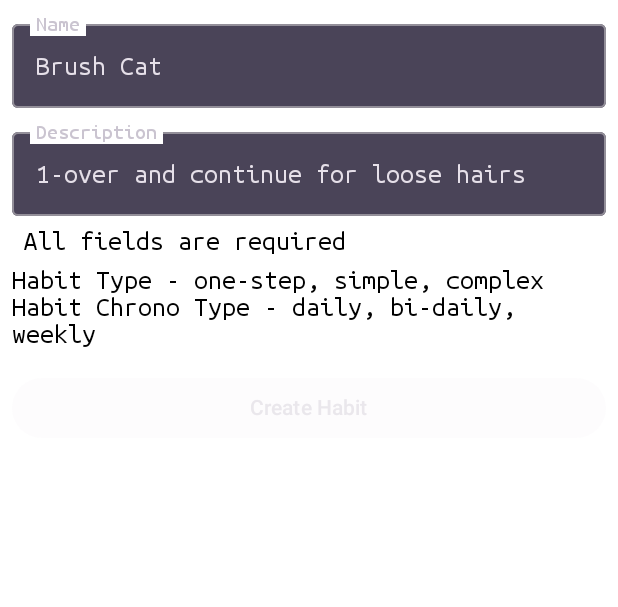
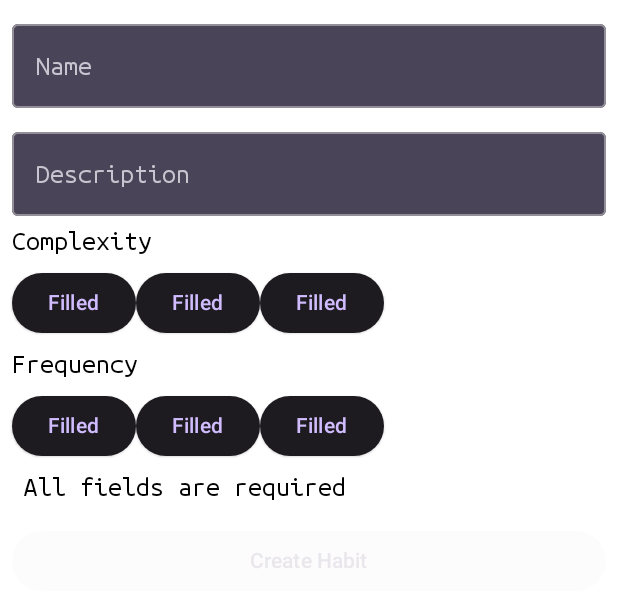
Before and after one commit to Ehsan-Tal/Habitua, an Android app built with Jetpack Compose: the @Preview function HabitEntryScreenPreview, on a phone screen of 412 x 824 dp. Shown: the top 607 px of the screen. Run offline under Robolectric (Android 15) with nearby library versions, the light colour scheme and no system bars; Roboto replaces fonts that are not available here.

Commit message:
Committing before refactoring the habit entry screen to not interact with the view model in such an integrated and tightly coupled manner.
Doing so because the preview window fails. WIll rollback if fruitless.

```diff
--- a/app/src/main/java/com/example/habitua/ui/habit/HabitEntryScreen.kt
+++ b/app/src/main/java/com/example/habitua/ui/habit/HabitEntryScreen.kt
@@ -10,6 +10,7 @@ import androidx.compose.foundation.layout.padding
 import androidx.compose.foundation.rememberScrollState
 import androidx.compose.foundation.verticalScroll
 import androidx.compose.material3.Button
+import androidx.compose.material3.ElevatedButton
 import androidx.compose.material3.ExperimentalMaterial3Api
 import androidx.compose.material3.MaterialTheme
 import androidx.compose.material3.OutlinedTextField
@@ -36,6 +37,19 @@ object HabitEntryDestination : NavigationDestination {
     override val title =  R.string.habit_entry_title
 }
 
+//TODO: reduce the renderer's reliance on the view model
+/**
+@Composable
+fun HabitEntryPostview(
+    navigateBack: () -> Unit,
+    modifier: Modifier = Modifier,
+    viewModel: HabitEntryViewModel = viewModel(factory = AppViewModelProvider.Factory)
+) {
+    HabitEntryScreen(
+
+    )
+}
+*/
 @Composable
 fun HabitEntryScreen(
     navigateBack: () -> Unit,
@@ -52,7 +66,8 @@ fun HabitEntryScreen(
         }
     ) { innerPadding ->
         HabitEntryBody(
-            habitUiState = viewModel.habitUiState,
+            habitDetails = viewModel.habitUiState.habitDetails,
+            isEntryValid = viewModel.habitUiState.isEntryValid,
             onHabitValueChange = viewModel::updateUiState,
             onSaveClick = {
                 coroutineScope.launch {
@@ -74,7 +89,8 @@ fun HabitEntryScreen(
 
 @Composable
 fun HabitEntryBody(
-    habitUiState: HabitUiState,
+    habitDetails: HabitDetails,
+    isEntryValid: Boolean,
     onHabitValueChange: (HabitDetails) -> Unit,
     onSaveClick: () -> Unit,
     modifier: Modifier = Modifier
@@ -84,13 +100,13 @@ fun HabitEntryBody(
         modifier = modifier.padding(dimensionResource(id = R.dimen.padding_medium))
     ) {
         HabitInputForm(
-            habitDetails = habitUiState.habitDetails,
+            habitDetails = habitDetails,
             onValueChange = onHabitValueChange,
             modifier = Modifier.fillMaxWidth()
         )
         Button(
             onClick = onSaveClick,
-            enabled = habitUiState.isEntryValid,
+            enabled = isEntryValid,
             shape = MaterialTheme.shapes.small,
             modifier = Modifier.fillMaxWidth()
         ) {
@@ -139,6 +155,68 @@ fun HabitInputForm(
             enabled = enabled,
             singleLine = true
         )
+
+        //TODO: connect these two items with the viewModel.
+        // they need the enum class - and a function to pass the value
+        // it should only allow one button to be pressed
+        // it should have values according to the enum
+        // the selected one should be coloured with tertiary colours.
+
+        Text(
+            text = "Complexity",
+            style = MaterialTheme.typography.bodyLarge
+        )
+        Row {
+            ElevatedButton(
+                onClick = { }
+            ) {
+                Text("Filled")
+            }
+
+            ElevatedButton(
+                onClick = { }
+            ) {
+                Text("Filled")
+            }
+
+            ElevatedButton(
+                onClick = { }
+            ) {
+                Text("Filled")
+            }
+        }
+
+
+        Text(
+            text = "Frequency",
+            style = MaterialTheme.typography.bodyLarge
+        )
+        Row(
+
+        ){
+
+            ElevatedButton(
+                onClick = { }
+            ) {
+                Text("Filled")
+            }
+
+            ElevatedButton(
+                onClick = { }
+            ) {
+                Text("Filled")
+            }
+
+            ElevatedButton(
+                onClick = { }
+            ) {
+                Text("Filled")
+            }
+        }
+
+
+        //
+
         if (enabled) {
             Text(
                 text = stringResource(R.string.habit_save_required),
@@ -146,17 +224,6 @@ fun HabitInputForm(
             )
         }
 
-        // OPTIONAL
-        // These two should ideally be a part of calculating daysTillAcquired
-        Column {
-            Text(
-                text = "Habit Type - one-step, simple, complex"
-            )
-            Text(
-                text = "Habit Chrono Type - daily, bi-daily, weekly"
-            )
-
-        }
     }
 }
 
@@ -164,10 +231,11 @@ fun HabitInputForm(
 @Composable
 private fun HabitEntryScreenPreview() {
     HabituaTheme {
-        HabitEntryBody(habitUiState = HabitUiState(
-            HabitDetails(
-                name = "Brush Cat", description = "1-over and continue for loose hairs"
-            )
-        ), onHabitValueChange = {}, onSaveClick = {})
+        HabitEntryBody(
+            habitDetails = HabitDetails(),
+            isEntryValid = false,
+            onHabitValueChange = {},
+            onSaveClick = {}
+        )
     }
 }
--- a/app/src/main/java/com/example/habitua/ui/navigation/HabitNavGraph.kt
+++ b/app/src/main/java/com/example/habitua/ui/navigation/HabitNavGraph.kt
@@ -3,11 +3,13 @@ package com.example.habitua.ui.navigation
 import androidx.compose.runtime.Composable
 import androidx.compose.ui.Modifier
 import androidx.compose.ui.res.stringResource
+import androidx.lifecycle.viewmodel.compose.viewModel
 import androidx.navigation.NavHostController
 import androidx.navigation.NavType
 import androidx.navigation.compose.NavHost
 import androidx.navigation.compose.composable
 import androidx.navigation.navArgument
+import com.example.habitua.ui.AppViewModelProvider
 import com.example.habitua.ui.habit.HabitEditDestination
 import com.example.habitua.ui.habit.HabitEditScreen
 import com.example.habitua.ui.habit.HabitEntryDestination
```
Also changed, not shown: app/src/main/java/com/example/habitua/data/AppEntities.kt (+69 -15 lines).
